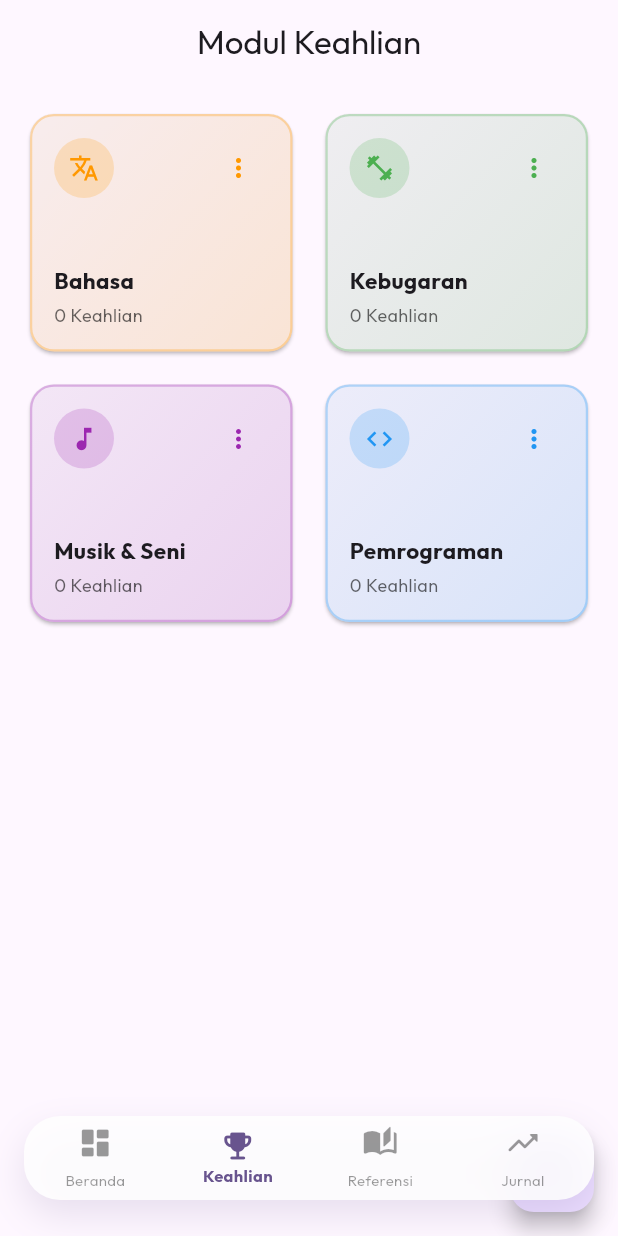
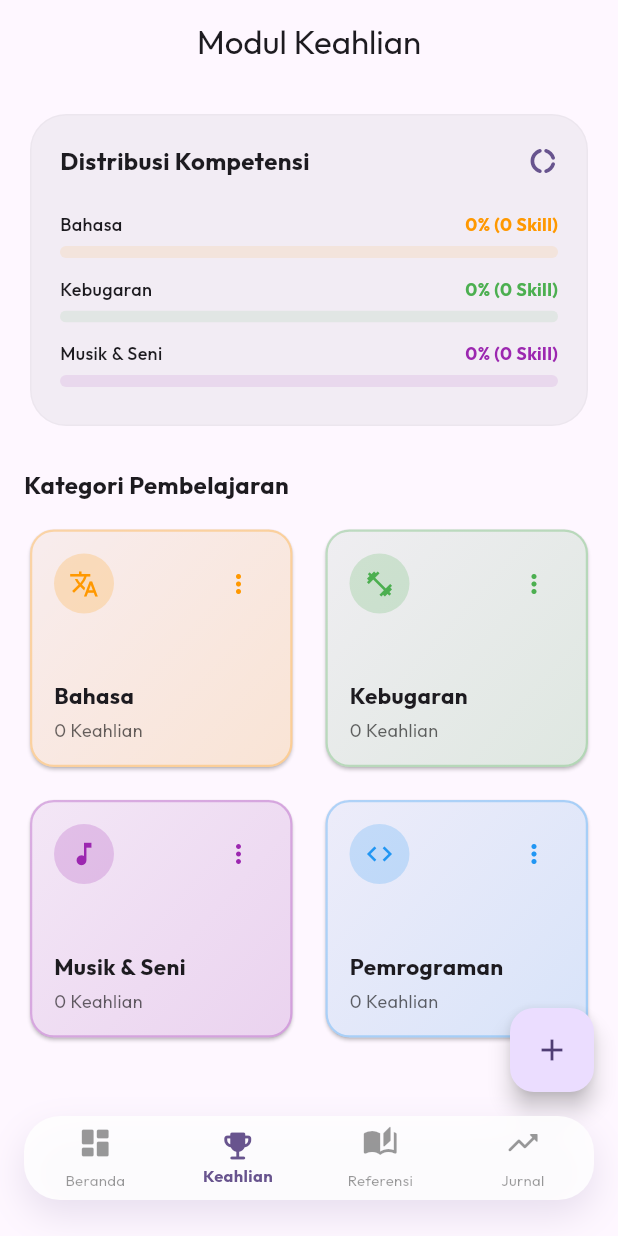
Before and after one commit to MuhammadHafizhRaharja/Kairos, a Flutter app: the screen it shows after launch, item 2 of the bottom bar chosen, on a phone screen of 412 x 824 dp. Run offline on Flutter 3.47's test engine with Material 3 defaults, Android fonts, the phone set to English and light mode, and no system bars; our stand-ins replace google_fonts, shared_preferences, sqflite; accounts and stored records are empty.

Commit message:
feat: add mastery summary card to dashboard and adjust FAB padding to avoid navbar overlap

```diff
--- a/lib/screens/skill_category_screen.dart
+++ b/lib/screens/skill_category_screen.dart
@@ -25,8 +25,30 @@ class SkillCategoryScreen extends StatelessWidget {
           ? const Center(child: CircularProgressIndicator())
           : categories.isEmpty
           ? _buildEmptyState(context, theme)
-          : GridView.builder(
+          : SingleChildScrollView(
               padding: const EdgeInsets.only(left: 16, right: 16, top: 16, bottom: 120),
+              child: Column(
+                crossAxisAlignment: CrossAxisAlignment.start,
+                children: [
+                  // DIAGRAM DISTRIBUSI KOMPETENSI KUSTOM
+                  _buildCategoryMasteryCard(context, categories, provider),
+                  const SizedBox(height: 24),
+
+                  // JUDUL GRID
+                  const Text(
+                    'Kategori Pembelajaran',
+                    style: TextStyle(
+                      fontSize: 16,
+                      fontWeight: FontWeight.bold,
+                    ),
+                  ),
+                  const SizedBox(height: 14),
+
+                  // GRID KATEGORI
+                  GridView.builder(
+                    shrinkWrap: true,
+                    physics: const NeverScrollableScrollPhysics(),
+                    padding: EdgeInsets.zero,
                     gridDelegate: const SliverGridDelegateWithFixedCrossAxisCount(
                       crossAxisCount: 2,
                       crossAxisSpacing: 14,
@@ -141,9 +163,15 @@ class SkillCategoryScreen extends StatelessWidget {
                       );
                     },
                   ),
-      floatingActionButton: FloatingActionButton(
+                ],
+              ),
+            ),
+      floatingActionButton: Padding(
+        padding: const EdgeInsets.only(bottom: 80.0), // Menghindari tabrakan dengan navbar
+        child: FloatingActionButton(
           onPressed: () => _showAddCategoryDialog(context, provider),
           child: const Icon(Icons.add),
+        ),
       ),
     );
   }
@@ -690,4 +718,97 @@ class SkillCategoryScreen extends StatelessWidget {
       },
     );
   }
+
+  /// Widget kustom untuk memvisualisasikan proporsi distribusi keahlian per kategori
+  Widget _buildCategoryMasteryCard(
+    BuildContext context,
+    List<SkillCategory> categories,
+    SkillProvider provider,
+  ) {
+    final theme = Theme.of(context);
+    final totalSkillsCount = provider.skills.length;
+
+    return Card(
+      elevation: 0,
+      color: theme.colorScheme.surfaceContainer,
+      shape: RoundedRectangleBorder(
+        borderRadius: BorderRadius.circular(24),
+        side: BorderSide(
+          color: theme.dividerColor.withValues(alpha: 0.05),
+          width: 1,
+        ),
+      ),
+      child: Padding(
+        padding: const EdgeInsets.all(20.0),
+        child: Column(
+          crossAxisAlignment: CrossAxisAlignment.start,
+          children: [
+            Row(
+              mainAxisAlignment: MainAxisAlignment.spaceBetween,
+              children: [
+                const Text(
+                  'Distribusi Kompetensi',
+                  style: TextStyle(
+                    fontSize: 16,
+                    fontWeight: FontWeight.bold,
+                  ),
+                ),
+                Icon(
+                  Icons.donut_large_rounded,
+                  color: theme.colorScheme.primary,
+                  size: 20,
+                ),
+              ],
+            ),
+            const SizedBox(height: 16),
+            if (categories.isEmpty)
+              Text(
+                'Belum ada data kompetensi.',
+                style: TextStyle(color: theme.hintColor, fontSize: 13),
+              )
+            else
+              Column(
+                children: categories.take(3).map((category) {
+                  final skills = provider.getSkillsForCategory(category.id ?? -1);
+                  final double ratio = totalSkillsCount > 0 ? skills.length / totalSkillsCount : 0.0;
+                  final color = Color(category.colorValue);
+
+                  return Padding(
+                    padding: const EdgeInsets.symmetric(vertical: 6.0),
+                    child: Column(
+                      crossAxisAlignment: CrossAxisAlignment.start,
+                      children: [
+                        Row(
+                          mainAxisAlignment: MainAxisAlignment.spaceBetween,
+                          children: [
+                            Text(
+                              category.name,
+                              style: const TextStyle(fontSize: 12, fontWeight: FontWeight.w500),
+                            ),
+                            Text(
+                              '${(ratio * 100).toInt()}% (${skills.length} Skill)',
+                              style: TextStyle(fontSize: 12, fontWeight: FontWeight.bold, color: color),
+                            ),
+                          ],
+                        ),
+                        const SizedBox(height: 6),
+                        ClipRRect(
+                          borderRadius: BorderRadius.circular(4),
+                          child: LinearProgressIndicator(
+                            value: ratio,
+                            backgroundColor: color.withValues(alpha: 0.1),
+                            color: color,
+                            minHeight: 8,
+                          ),
+                        ),
+                      ],
+                    ),
+                  );
+                }).toList(),
+              ),
+          ],
+        ),
+      ),
+    );
   }
+}
--- a/lib/screens/skill_detail_screen.dart
+++ b/lib/screens/skill_detail_screen.dart
@@ -130,11 +130,14 @@ class SkillDetailScreen extends StatelessWidget {
                 );
               },
             ),
-      floatingActionButton: FloatingActionButton(
-        onPressed: () => _showAddSkillDialog(context, provider),
-        backgroundColor: categoryColor,
-        foregroundColor: Colors.white,
-        child: const Icon(Icons.add),
+      floatingActionButton: Padding(
+        padding: const EdgeInsets.only(bottom: 80.0), // Menghindari tabrakan dengan navbar
+        child: FloatingActionButton(
+          onPressed: () => _showAddSkillDialog(context, provider),
+          backgroundColor: categoryColor,
+          foregroundColor: Colors.white,
+          child: const Icon(Icons.add),
+        ),
       ),
     );
   }
```
Lines whose indentation alone changed are shown as unchanged.
